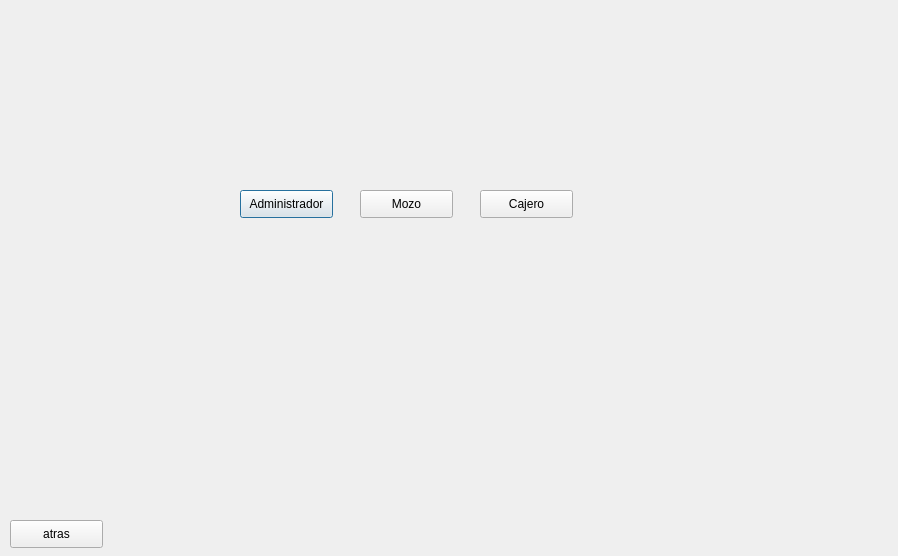
kpzaolod6000/HELLOWORLD, file RestSucursal/empleados.ui: the form before one commit.
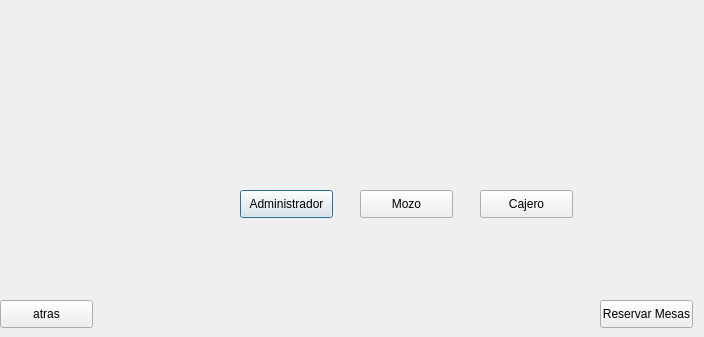
The form after the commit.

Patch:
```diff
--- a/RestSucursal/empleados.ui
+++ b/RestSucursal/empleados.ui
@@ -6,8 +6,8 @@
    <rect>
     <x>0</x>
     <y>0</y>
-    <width>898</width>
-    <height>556</height>
+    <width>704</width>
+    <height>337</height>
    </rect>
   </property>
   <property name="windowTitle">
@@ -29,8 +29,8 @@
   <widget class="QPushButton" name="pushButton_back">
    <property name="geometry">
     <rect>
-     <x>10</x>
-     <y>520</y>
+     <x>0</x>
+     <y>300</y>
      <width>93</width>
      <height>28</height>
     </rect>
@@ -65,6 +65,19 @@
     <string>Cajero</string>
    </property>
   </widget>
+  <widget class="QPushButton" name="pushButton_reservar">
+   <property name="geometry">
+    <rect>
+     <x>600</x>
+     <y>300</y>
+     <width>93</width>
+     <height>28</height>
+    </rect>
+   </property>
+   <property name="text">
+    <string>Reservar Mesas</string>
+   </property>
+  </widget>
  </widget>
  <resources/>
  <connections/>
```
